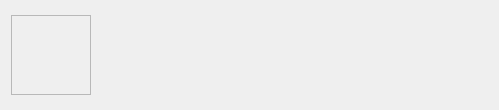
First picture: the form in ui/modwidget.ui, repository yani/keeperfx-launcher-qt, before the edit.
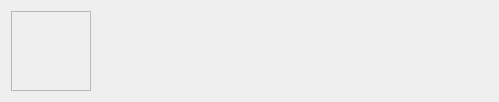
Second picture: the form after the edit.

Commit message: improve mod widget

Diff of the .ui file:
```diff
--- a/ui/modwidget.ui
+++ b/ui/modwidget.ui
@@ -7,7 +7,7 @@
     <x>0</x>
     <y>0</y>
     <width>499</width>
-    <height>110</height>
+    <height>98</height>
    </rect>
   </property>
   <layout class="QHBoxLayout" name="horizontalLayout">
@@ -64,7 +64,7 @@
        <widget class="QLabel" name="titleLabel">
         <property name="font">
          <font>
-          <pointsize>10</pointsize>
+          <pointsize>12</pointsize>
          </font>
         </property>
         <property name="text">
@@ -73,27 +73,16 @@
        </widget>
       </item>
       <item>
-       <widget class="QLabel" name="authorLabel">
-        <property name="font">
-         <font>
-          <pointsize>9</pointsize>
-         </font>
+       <widget class="QLabel" name="descriptionLabel">
+        <property name="maximumSize">
+         <size>
+          <width>16777215</width>
+          <height>50</height>
+         </size>
         </property>
-        <property name="styleSheet">
-         <string notr="true">QLabel {
-  color: #ff4217;
-}</string>
-        </property>
-        <property name="text">
-         <string notr="true">&lt;AUTHOR_PLACEHOLDER&gt;</string>
-        </property>
-       </widget>
-      </item>
-      <item>
-       <widget class="QLabel" name="typeLabel">
         <property name="font">
          <font>
-          <pointsize>9</pointsize>
+          <pointsize>11</pointsize>
          </font>
         </property>
         <property name="styleSheet">
@@ -102,7 +91,10 @@
 }</string>
         </property>
         <property name="text">
-         <string notr="true">&lt;TYPE_PLACEHOLDER&gt;</string>
+         <string notr="true">&lt;DESCRIPTION_PLACEHOLDER&gt;</string>
+        </property>
+        <property name="wordWrap">
+         <bool>true</bool>
         </property>
        </widget>
       </item>
```
The commit also changes 5 other files.
